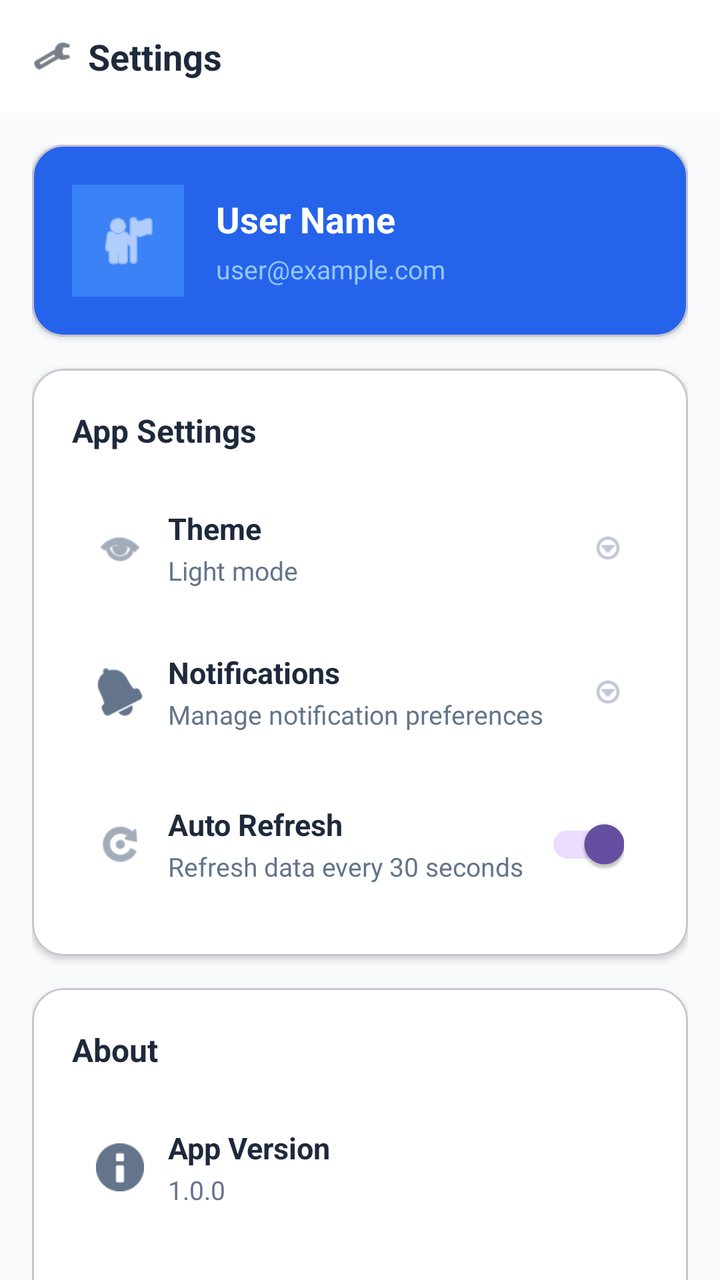
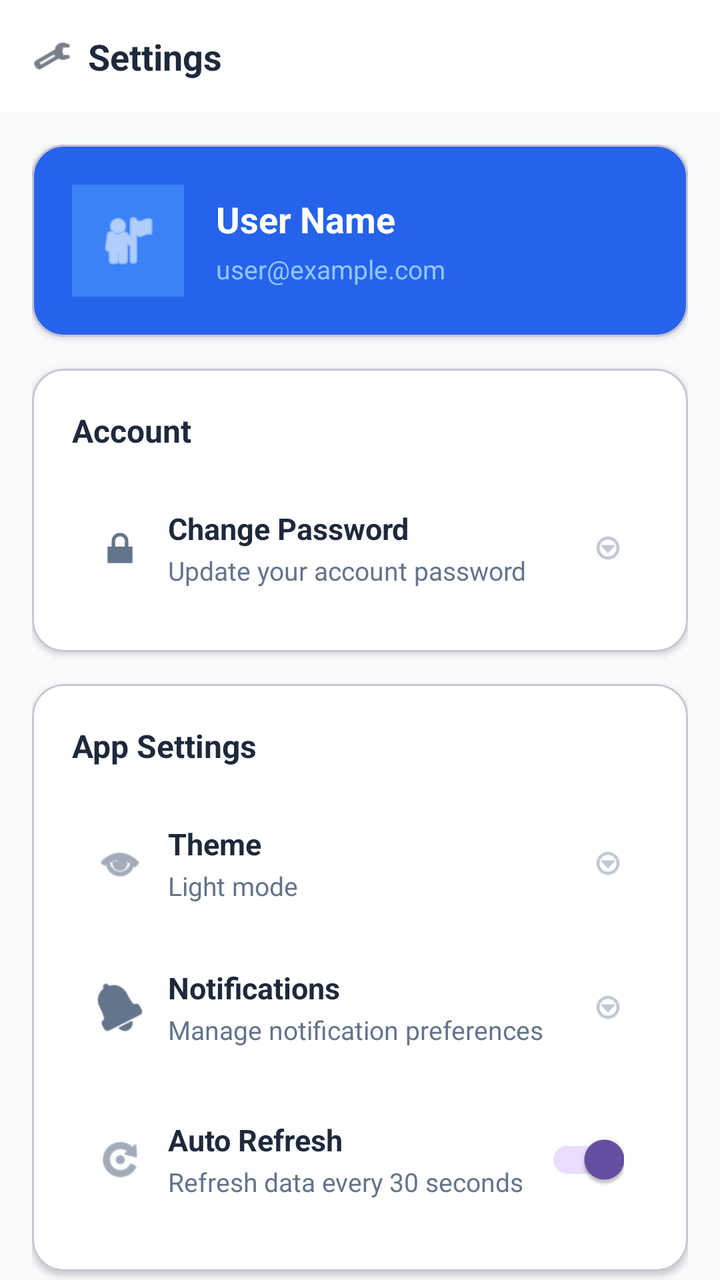

An Android layout rendered at two revisions. The XML below is the earlier revision; the diff shows what the commit changed to produce the second picture.
<!-- AndroidManifest.xml: application theme Theme.Smartbin -->
<!-- res/layout/fragment_settings.xml -->
<?xml version="1.0" encoding="utf-8"?>
<layout xmlns:android="http://schemas.android.com/apk/res/android"
    xmlns:app="http://schemas.android.com/apk/res-auto">

    <androidx.coordinatorlayout.widget.CoordinatorLayout
        android:layout_width="match_parent"
        android:layout_height="match_parent"
        android:background="#F8FAFC">

        
        <com.google.android.material.appbar.AppBarLayout
            android:layout_width="match_parent"
            android:layout_height="wrap_content"
            android:background="@android:color/white"
            android:elevation="4dp">

            <LinearLayout
                android:layout_width="match_parent"
                android:layout_height="wrap_content"
                android:orientation="horizontal"
                android:padding="16dp"
                android:gravity="center_vertical"
                android:background="@android:color/white">

                <ImageView
                    android:layout_width="20dp"
                    android:layout_height="20dp"
                    android:src="@android:drawable/ic_menu_preferences"
                    app:tint="#1E293B" />

                <TextView
                    android:layout_width="wrap_content"
                    android:layout_height="wrap_content"
                    android:layout_marginStart="8dp"
                    android:text="Settings"
                    android:textColor="#1E293B"
                    android:textSize="18sp"
                    android:textStyle="bold" />

            </LinearLayout>

        </com.google.android.material.appbar.AppBarLayout>

        <androidx.core.widget.NestedScrollView
            android:layout_width="match_parent"
            android:layout_height="match_parent"
            app:layout_behavior="@string/appbar_scrolling_view_behavior">

            <LinearLayout
                android:layout_width="match_parent"
                android:layout_height="wrap_content"
                android:orientation="vertical"
                android:padding="16dp">

                
                <com.google.android.material.card.MaterialCardView
                    android:layout_width="match_parent"
                    android:layout_height="wrap_content"
                    android:layout_marginBottom="16dp"
                    app:cardCornerRadius="16dp"
                    app:cardElevation="2dp"
                    app:cardBackgroundColor="#2563EB">

                    <LinearLayout
                        android:layout_width="match_parent"
                        android:layout_height="wrap_content"
                        android:orientation="horizontal"
                        android:padding="20dp"
                        android:gravity="center_vertical">

                        
                        <LinearLayout
                            android:layout_width="56dp"
                            android:layout_height="56dp"
                            android:background="#3B82F6"
                            android:gravity="center">

                            <ImageView
                                android:layout_width="32dp"
                                android:layout_height="32dp"
                                android:src="@android:drawable/ic_menu_myplaces"
                                app:tint="@android:color/white" />

                        </LinearLayout>

                        <LinearLayout
                            android:layout_width="0dp"
                            android:layout_height="wrap_content"
                            android:layout_weight="1"
                            android:layout_marginStart="16dp"
                            android:orientation="vertical">

                            <TextView
                                android:id="@+id/tvUserName"
                                android:layout_width="wrap_content"
                                android:layout_height="wrap_content"
                                android:text="User Name"
                                android:textColor="@android:color/white"
                                android:textSize="18sp"
                                android:textStyle="bold" />

                            <TextView
                                android:id="@+id/tvUserEmail"
                                android:layout_width="wrap_content"
                                android:layout_height="wrap_content"
                                android:layout_marginTop="4dp"
                                android:text="user@example.com"
                                android:textColor="#93C5FD"
                                android:textSize="13sp" />

                        </LinearLayout>

                    </LinearLayout>

                </com.google.android.material.card.MaterialCardView>

                
                <com.google.android.material.card.MaterialCardView
                    android:layout_width="match_parent"
                    android:layout_height="wrap_content"
                    android:layout_marginBottom="16dp"
                    app:cardCornerRadius="16dp"
                    app:cardElevation="2dp"
                    app:cardBackgroundColor="@android:color/white">

                    <LinearLayout
                        android:layout_width="match_parent"
                        android:layout_height="wrap_content"
                        android:orientation="vertical"
                        android:padding="20dp">

                        <TextView
                            android:layout_width="wrap_content"
                            android:layout_height="wrap_content"
                            android:text="App Settings"
                            android:textColor="#1E293B"
                            android:textSize="16sp"
                            android:textStyle="bold"
                            android:layout_marginBottom="16dp" />

                        
                        <LinearLayout
                            android:id="@+id/settingTheme"
                            android:layout_width="match_parent"
                            android:layout_height="wrap_content"
                            android:orientation="horizontal"
                            android:padding="12dp"
                            android:gravity="center_vertical"
                            android:background="?attr/selectableItemBackground">

                            <ImageView
                                android:layout_width="24dp"
                                android:layout_height="24dp"
                                android:src="@android:drawable/ic_menu_view"
                                app:tint="#64748B" />

                            <LinearLayout
                                android:layout_width="0dp"
                                android:layout_height="wrap_content"
                                android:layout_weight="1"
                                android:layout_marginStart="12dp"
                                android:orientation="vertical">

                                <TextView
                                    android:layout_width="wrap_content"
                                    android:layout_height="wrap_content"
                                    android:text="Theme"
                                    android:textColor="#1E293B"
                                    android:textSize="15sp"
                                    android:textStyle="bold" />

                                <TextView
                                    android:id="@+id/tvTheme"
                                    android:layout_width="wrap_content"
                                    android:layout_height="wrap_content"
                                    android:layout_marginTop="2dp"
                                    android:text="Light mode"
                                    android:textColor="#64748B"
                                    android:textSize="13sp" />

                            </LinearLayout>

                            <ImageView
                                android:layout_width="16dp"
                                android:layout_height="16dp"
                                android:src="@android:drawable/ic_menu_more"
                                app:tint="#94A3B8" />

                        </LinearLayout>

                        
                        <LinearLayout
                            android:id="@+id/settingNotifications"
                            android:layout_width="match_parent"
                            android:layout_height="wrap_content"
                            android:orientation="horizontal"
                            android:padding="12dp"
                            android:layout_marginTop="8dp"
                            android:gravity="center_vertical"
                            android:background="?attr/selectableItemBackground">

                            <ImageView
                                android:layout_width="24dp"
                                android:layout_height="24dp"
                                android:src="@android:drawable/ic_popup_reminder"
                                app:tint="#64748B" />

                            <LinearLayout
                                android:layout_width="0dp"
                                android:layout_height="wrap_content"
                                android:layout_weight="1"
                                android:layout_marginStart="12dp"
                                android:orientation="vertical">

                                <TextView
                                    android:layout_width="wrap_content"
                                    android:layout_height="wrap_content"
                                    android:text="Notifications"
                                    android:textColor="#1E293B"
                                    android:textSize="15sp"
                                    android:textStyle="bold" />

                                <TextView
                                    android:layout_width="wrap_content"
                                    android:layout_height="wrap_content"
                                    android:layout_marginTop="2dp"
                                    android:text="Manage notification preferences"
                                    android:textColor="#64748B"
                                    android:textSize="13sp" />

                            </LinearLayout>

                            <ImageView
                                android:layout_width="16dp"
                                android:layout_height="16dp"
                                android:src="@android:drawable/ic_menu_more"
                                app:tint="#94A3B8" />

                        </LinearLayout>

                        
                        <LinearLayout
                            android:id="@+id/settingAutoRefresh"
                            android:layout_width="match_parent"
                            android:layout_height="wrap_content"
                            android:orientation="horizontal"
                            android:padding="12dp"
                            android:layout_marginTop="8dp"
                            android:gravity="center_vertical"
                            android:background="?attr/selectableItemBackground">

                            <ImageView
                                android:layout_width="24dp"
                                android:layout_height="24dp"
                                android:src="@android:drawable/ic_menu_rotate"
                                app:tint="#64748B" />

                            <LinearLayout
                                android:layout_width="0dp"
                                android:layout_height="wrap_content"
                                android:layout_weight="1"
                                android:layout_marginStart="12dp"
                                android:orientation="vertical">

                                <TextView
                                    android:layout_width="wrap_content"
                                    android:layout_height="wrap_content"
                                    android:text="Auto Refresh"
                                    android:textColor="#1E293B"
                                    android:textSize="15sp"
                                    android:textStyle="bold" />

                                <TextView
                                    android:layout_width="wrap_content"
                                    android:layout_height="wrap_content"
                                    android:layout_marginTop="2dp"
                                    android:text="Refresh data every 30 seconds"
                                    android:textColor="#64748B"
                                    android:textSize="13sp" />

                            </LinearLayout>

                            <androidx.appcompat.widget.SwitchCompat
                                android:id="@+id/switchAutoRefresh"
                                android:layout_width="wrap_content"
                                android:layout_height="wrap_content"
                                android:checked="true" />

                        </LinearLayout>

                    </LinearLayout>

                </com.google.android.material.card.MaterialCardView>

                
                <com.google.android.material.card.MaterialCardView
                    android:layout_width="match_parent"
                    android:layout_height="wrap_content"
                    android:layout_marginBottom="16dp"
                    app:cardCornerRadius="16dp"
                    app:cardElevation="2dp"
                    app:cardBackgroundColor="@android:color/white">

                    <LinearLayout
                        android:layout_width="match_parent"
                        android:layout_height="wrap_content"
                        android:orientation="vertical"
                        android:padding="20dp">

                        <TextView
                            android:layout_width="wrap_content"
                            android:layout_height="wrap_content"
                            android:text="About"
                            android:textColor="#1E293B"
                            android:textSize="16sp"
                            android:textStyle="bold"
                            android:layout_marginBottom="16dp" />

                        
                        <LinearLayout
                            android:layout_width="match_parent"
                            android:layout_height="wrap_content"
                            android:orientation="horizontal"
                            android:padding="12dp"
                            android:gravity="center_vertical">

                            <ImageView
                                android:layout_width="24dp"
                                android:layout_height="24dp"
                                android:src="@android:drawable/ic_dialog_info"
                                app:tint="#64748B" />

                            <LinearLayout
                                android:layout_width="0dp"
                                android:layout_height="wrap_content"
                                android:layout_weight="1"
                                android:layout_marginStart="12dp"
                                android:orientation="vertical">

                                <TextView
                                    android:layout_width="wrap_content"
                                    android:layout_height="wrap_content"
                                    android:text="App Version"
                                    android:textColor="#1E293B"
                                    android:textSize="15sp"
                                    android:textStyle="bold" />

                                <TextView
                                    android:layout_width="wrap_content"
                                    android:layout_height="wrap_content"
                                    android:layout_marginTop="2dp"
                                    android:text="1.0.0"
                                    android:textColor="#64748B"
                                    android:textSize="13sp" />

                            </LinearLayout>

                        </LinearLayout>

                        
                        <LinearLayout
                            android:layout_width="match_parent"
                            android:layout_height="wrap_content"
                            android:orientation="horizontal"
                            android:padding="12dp"
                            android:layout_marginTop="8dp"
                            android:gravity="center_vertical">

                            <ImageView
                                android:layout_width="24dp"
                                android:layout_height="24dp"
                                android:src="@android:drawable/ic_menu_mylocation"
                                app:tint="#64748B" />

                            <LinearLayout
                                android:layout_width="0dp"
                                android:layout_height="wrap_content"
                                android:layout_weight="1"
                                android:layout_marginStart="12dp"
                                android:orientation="vertical">

                                <TextView
                                    android:layout_width="wrap_content"
                                    android:layout_height="wrap_content"
                                    android:text="Server"
                                    android:textColor="#1E293B"
                                    android:textSize="15sp"
                                    android:textStyle="bold" />

                                <TextView
                                    android:id="@+id/tvServerUrl"
                                    android:layout_width="wrap_content"
                                    android:layout_height="wrap_content"
                                    android:layout_marginTop="2dp"
                                    android:text="kvbhust.site"
                                    android:textColor="#64748B"
                                    android:textSize="13sp" />

                            </LinearLayout>

                        </LinearLayout>

                    </LinearLayout>

                </com.google.android.material.card.MaterialCardView>

                
                <Button
                    android:id="@+id/btnLogout"
                    android:layout_width="match_parent"
                    android:layout_height="56dp"
                    android:text="Logout"
                    android:textSize="16sp"
                    android:textStyle="bold"
                    android:textColor="@android:color/white"
                    android:backgroundTint="#EF4444"
                    app:cornerRadius="12dp"
                    app:icon="@android:drawable/ic_menu_close_clear_cancel"
                    app:iconTint="@android:color/white"
                    app:iconGravity="textStart" />

            </LinearLayout>

        </androidx.core.widget.NestedScrollView>

    </androidx.coordinatorlayout.widget.CoordinatorLayout>
</layout>
<!-- resources referenced by this layout -->
<resources>
  <style name="Theme.Smartbin" parent="Base.Theme.Smartbin" />
  <style name="Base.Theme.Smartbin" parent="Theme.Material3.DayNight.NoActionBar">
          
          
      </style>
</resources>

<!-- the commit's change to res/layout/fragment_settings.xml (unified diff, before → after) -->
@@ -107,6 +107,83 @@
                                 android:text="user@example.com"
                                 android:textColor="#93C5FD"
                                 android:textSize="13sp" />
+
+                        </LinearLayout>
+
+                    </LinearLayout>
+
+                </com.google.android.material.card.MaterialCardView>
+
+                
+                <com.google.android.material.card.MaterialCardView
+                    android:layout_width="match_parent"
+                    android:layout_height="wrap_content"
+                    android:layout_marginBottom="16dp"
+                    app:cardCornerRadius="16dp"
+                    app:cardElevation="2dp"
+                    app:cardBackgroundColor="@android:color/white">
+
+                    <LinearLayout
+                        android:layout_width="match_parent"
+                        android:layout_height="wrap_content"
+                        android:orientation="vertical"
+                        android:padding="20dp">
+
+                        <TextView
+                            android:layout_width="wrap_content"
+                            android:layout_height="wrap_content"
+                            android:text="Account"
+                            android:textColor="#1E293B"
+                            android:textSize="16sp"
+                            android:textStyle="bold"
+                            android:layout_marginBottom="16dp" />
+
+                        
+                        <LinearLayout
+                            android:id="@+id/settingChangePassword"
+                            android:layout_width="match_parent"
+                            android:layout_height="wrap_content"
+                            android:orientation="horizontal"
+                            android:padding="12dp"
+                            android:gravity="center_vertical"
+                            android:background="?attr/selectableItemBackground">
+
+                            <ImageView
+                                android:layout_width="24dp"
+                                android:layout_height="24dp"
+                                android:src="@android:drawable/ic_lock_lock"
+                                app:tint="#64748B" />
+
+                            <LinearLayout
+                                android:layout_width="0dp"
+                                android:layout_height="wrap_content"
+                                android:layout_weight="1"
+                                android:layout_marginStart="12dp"
+                                android:orientation="vertical">
+
+                                <TextView
+                                    android:layout_width="wrap_content"
+                                    android:layout_height="wrap_content"
+                                    android:text="Change Password"
+                                    android:textColor="#1E293B"
+                                    android:textSize="15sp"
+                                    android:textStyle="bold" />
+
+                                <TextView
+                                    android:layout_width="wrap_content"
+                                    android:layout_height="wrap_content"
+                                    android:layout_marginTop="2dp"
+                                    android:text="Update your account password"
+                                    android:textColor="#64748B"
+                                    android:textSize="13sp" />
+
+                            </LinearLayout>
+
+                            <ImageView
+                                android:layout_width="16dp"
+                                android:layout_height="16dp"
+                                android:src="@android:drawable/ic_menu_more"
+                                app:tint="#94A3B8" />
 
                         </LinearLayout>
 
